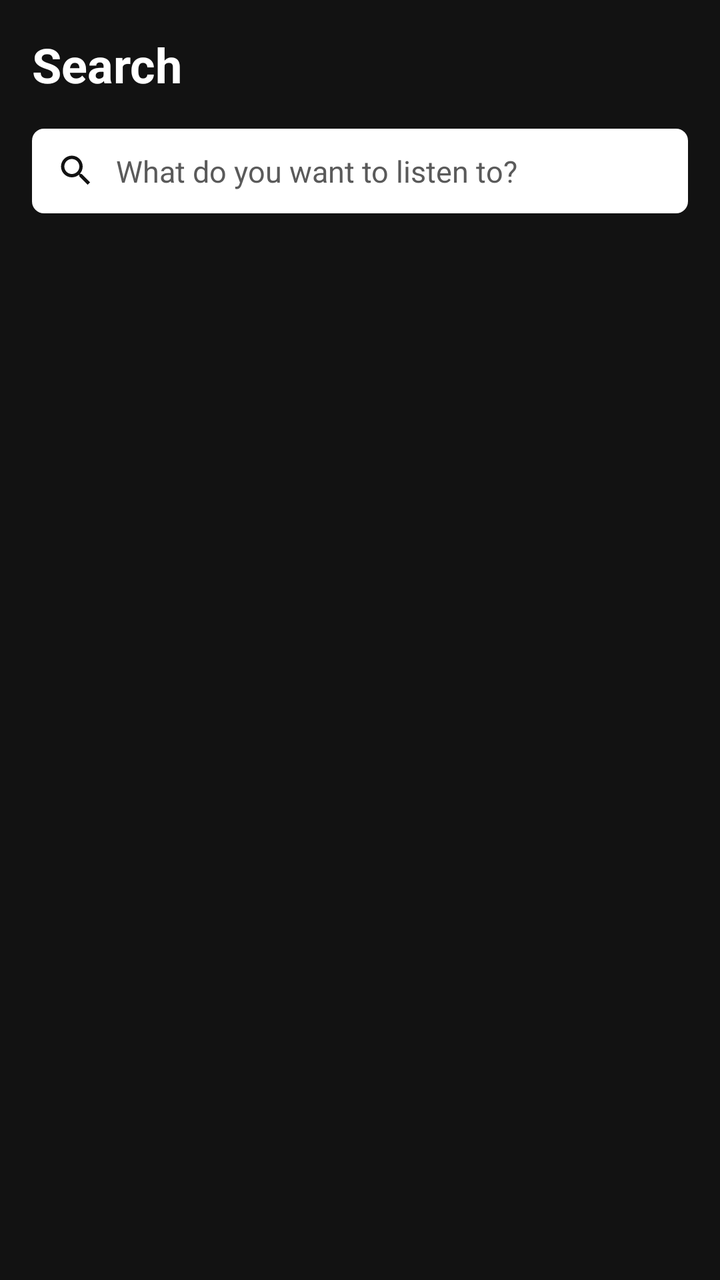
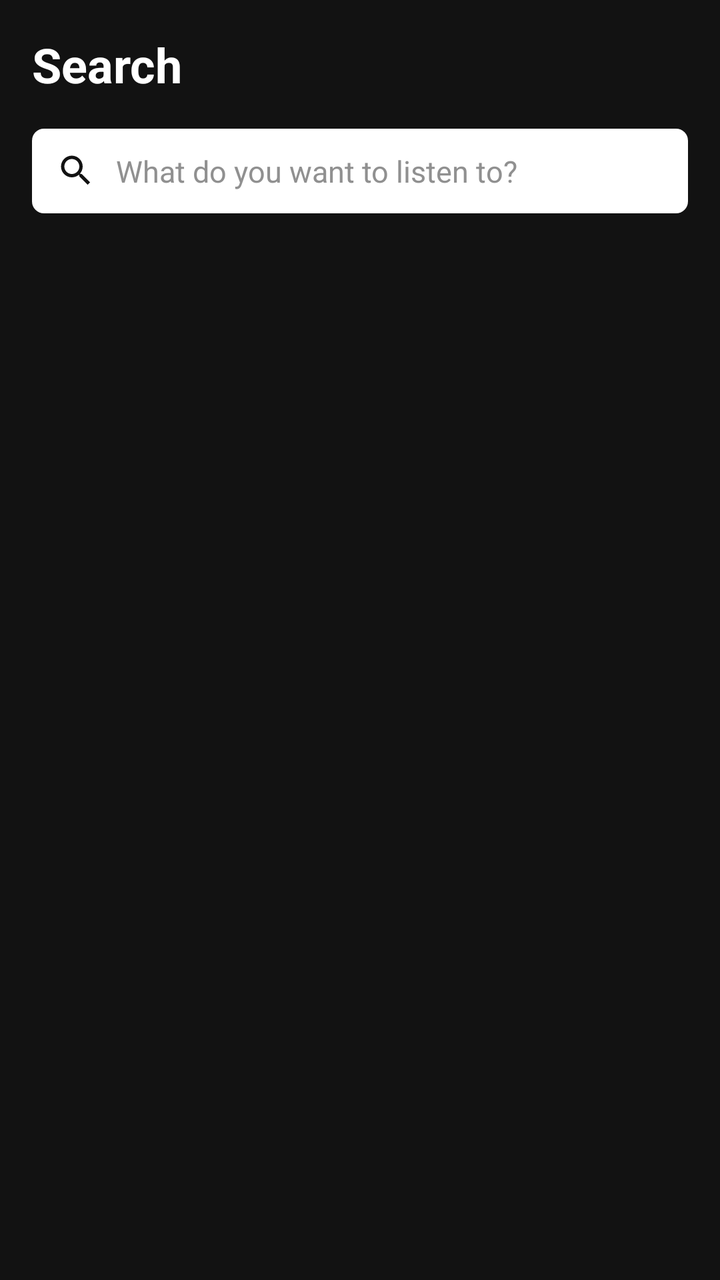

Two renders of the same Android screen: before a commit and after it. Below are the layout's source before the change and the commit's diff.
<!-- AndroidManifest.xml: application theme AppTheme -->
<!-- res/layout/layout_search.xml -->
<?xml version="1.0" encoding="utf-8"?>
<LinearLayout xmlns:android="http://schemas.android.com/apk/res/android"
    android:layout_width="match_parent"
    android:layout_height="match_parent"
    android:orientation="vertical"
    android:paddingStart="16dp"
    android:paddingEnd="16dp">

    <TextView
        android:layout_width="wrap_content"
        android:layout_height="wrap_content"
        android:layout_marginTop="16dp"
        android:layout_marginBottom="16dp"
        android:text="Search"
        android:textColor="@color/spotify_white"
        android:textSize="24sp"
        android:textStyle="bold" />

    <LinearLayout
        android:layout_width="match_parent"
        android:layout_height="wrap_content"
        android:background="@drawable/bg_search_pill"
        android:gravity="center_vertical"
        android:orientation="horizontal"
        android:paddingStart="12dp"
        android:paddingEnd="12dp">

        <ImageView
            android:layout_width="20dp"
            android:layout_height="20dp"
            android:contentDescription="Search"
            android:src="@drawable/ic_search"
            android:tint="#121212" />

        <EditText
            android:id="@+id/searchInput"
            android:layout_width="0dp"
            android:layout_height="wrap_content"
            android:layout_marginStart="10dp"
            android:layout_weight="1"
            android:background="@null"
            android:hint="What do you want to listen to?"
            android:imeOptions="actionSearch"
            android:inputType="text"
            android:maxLines="1"
            android:paddingTop="11dp"
            android:paddingBottom="11dp"
            android:textColor="#121212"
            android:textColorHint="#5A5A5A"
            android:textSize="15sp" />
    </LinearLayout>

    <TextView
        android:id="@+id/searchEmpty"
        android:layout_width="match_parent"
        android:layout_height="wrap_content"
        android:layout_marginTop="48dp"
        android:gravity="center"
        android:text="No results found for that search."
        android:textColor="@color/spotify_gray"
        android:textSize="15sp"
        android:visibility="gone" />

    <ListView android:divider="@null" android:dividerHeight="0dp" android:scrollbars="none"
        android:id="@+id/searchList"
        android:listSelector="@android:color/transparent"
        android:layout_width="match_parent"
        android:layout_height="0dp"
        android:layout_marginTop="8dp"
        android:layout_weight="1" />
</LinearLayout>
<!-- resources referenced by this layout -->
<resources>
  <color name="spotify_gray">#B3B3B3</color>
  <color name="spotify_white">#FFFFFF</color>
  <!-- drawable bg_search_pill (drawable) -->
  <?xml version="1.0" encoding="utf-8"?>
  <shape xmlns:android="http://schemas.android.com/apk/res/android" android:shape="rectangle"><corners android:radius="6dp"/><solid android:color="@color/spotify_white"/></shape>
  <!-- drawable ic_search (drawable) -->
  <?xml version="1.0" encoding="utf-8"?>
  <vector xmlns:android="http://schemas.android.com/apk/res/android"
      android:width="24dp" android:height="24dp"
      android:viewportWidth="24" android:viewportHeight="24">
      <path android:fillColor="#FFFFFF" android:pathData="M15.5,14h-0.79l-0.28,-0.27C15.41,12.59 16,11.11 16,9.5 16,5.91 13.09,3 9.5,3S3,5.91 3,9.5 5.91,16 9.5,16c1.61,0 3.09,-0.59 4.23,-1.57l0.27,0.28v0.79l5,4.99L20.49,19l-4.99,-5zM9.5,14C7.01,14 5,11.99 5,9.5S7.01,5 9.5,5 14,7.01 14,9.5 11.99,14 9.5,14z"/>
  </vector>
  <style name="AppTheme" parent="android:Theme.Material.NoActionBar">
          <item name="android:windowBackground">@color/spotify_black</item>
          <item name="android:colorAccent">@color/spotify_green</item>
          <item name="android:statusBarColor">@color/spotify_black</item>
          <item name="android:navigationBarColor">@color/spotify_black</item>
          <item name="android:windowLightStatusBar">false</item>
          <item name="android:windowLightNavigationBar">false</item>
          <item name="amoledBg">@color/spotify_black</item>
          <item name="amoledSurface">@color/spotify_surface</item>
          <item name="amoledCard">@color/spotify_card</item>
      </style>
  <color name="spotify_black">#121212</color>
  <color name="spotify_green">#1ABC54</color>
  <color name="spotify_surface">#181818</color>
  <color name="spotify_card">#282828</color>
</resources>

<!-- the commit's change to res/layout/layout_search.xml (unified diff, before → after) -->
@@ -11,7 +11,7 @@
         android:layout_height="wrap_content"
         android:layout_marginTop="16dp"
         android:layout_marginBottom="16dp"
-        android:text="Search"
+        android:text="@string/auto_search"
         android:textColor="@color/spotify_white"
         android:textSize="24sp"
         android:textStyle="bold" />
@@ -28,9 +28,9 @@
         <ImageView
             android:layout_width="20dp"
             android:layout_height="20dp"
-            android:contentDescription="Search"
+            android:contentDescription="@string/auto_search"
             android:src="@drawable/ic_search"
-            android:tint="#121212" />
+            android:tint="@color/spotify_black" />
 
         <EditText
             android:id="@+id/searchInput"
@@ -39,14 +39,14 @@
             android:layout_marginStart="10dp"
             android:layout_weight="1"
             android:background="@null"
-            android:hint="What do you want to listen to?"
+            android:hint="@string/auto_what_do_you_want_to_listen_to"
             android:imeOptions="actionSearch"
             android:inputType="text"
             android:maxLines="1"
             android:paddingTop="11dp"
             android:paddingBottom="11dp"
-            android:textColor="#121212"
-            android:textColorHint="#5A5A5A"
+            android:textColor="@color/spotify_black"
+            android:textColorHint="@color/search_hint"
             android:textSize="15sp" />
     </LinearLayout>
 
@@ -56,7 +56,7 @@
         android:layout_height="wrap_content"
         android:layout_marginTop="48dp"
         android:gravity="center"
-        android:text="No results found for that search."
+        android:text="@string/auto_no_results_found_for_that_search"
         android:textColor="@color/spotify_gray"
         android:textSize="15sp"
         android:visibility="gone" />
<!-- resource entries referenced after the edit -->
@@ -1,5 +1,6 @@
 <!-- resources referenced by this layout -->
 <resources>
+  <color name="search_hint">#909090</color>
   <color name="spotify_gray">#B3B3B3</color>
   <color name="spotify_white">#FFFFFF</color>
   <!-- drawable bg_search_pill (drawable) -->
@@ -12,6 +13,9 @@
       android:viewportWidth="24" android:viewportHeight="24">
       <path android:fillColor="#FFFFFF" android:pathData="M15.5,14h-0.79l-0.28,-0.27C15.41,12.59 16,11.11 16,9.5 16,5.91 13.09,3 9.5,3S3,5.91 3,9.5 5.91,16 9.5,16c1.61,0 3.09,-0.59 4.23,-1.57l0.27,0.28v0.79l5,4.99L20.49,19l-4.99,-5zM9.5,14C7.01,14 5,11.99 5,9.5S7.01,5 9.5,5 14,7.01 14,9.5 11.99,14 9.5,14z"/>
   </vector>
+  <string name="auto_no_results_found_for_that_search">"No results found for that search."</string>
+  <string name="auto_search">"Search"</string>
+  <string name="auto_what_do_you_want_to_listen_to">"What do you want to listen to?"</string>
   <style name="AppTheme" parent="android:Theme.Material.NoActionBar">
           <item name="android:windowBackground">@color/spotify_black</item>
           <item name="android:colorAccent">@color/spotify_green</item>
